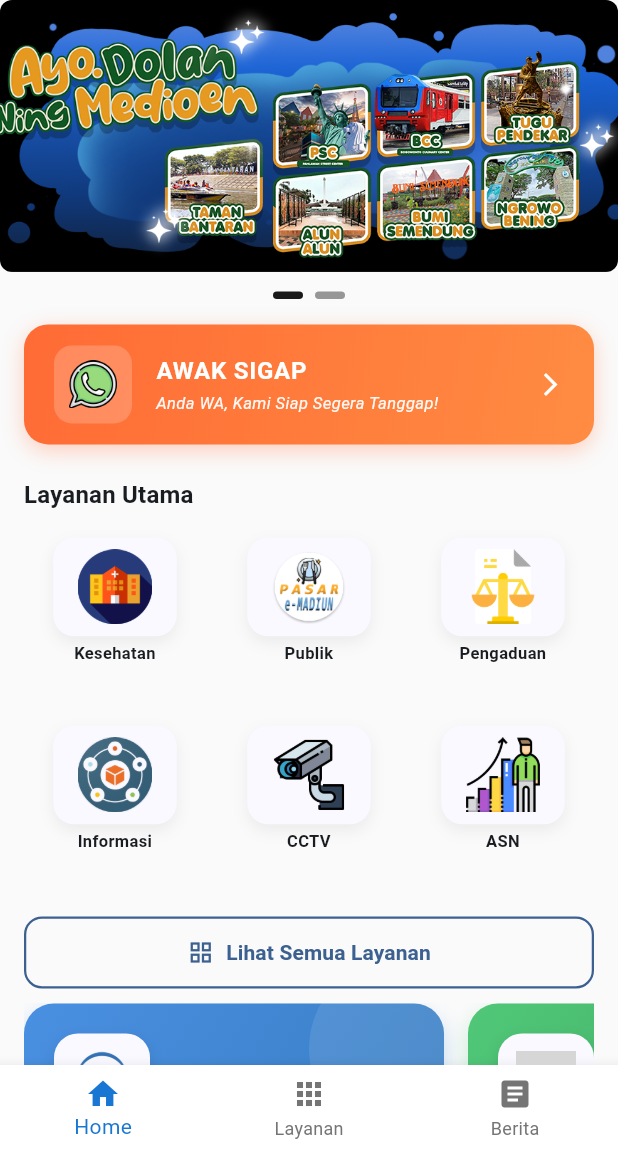
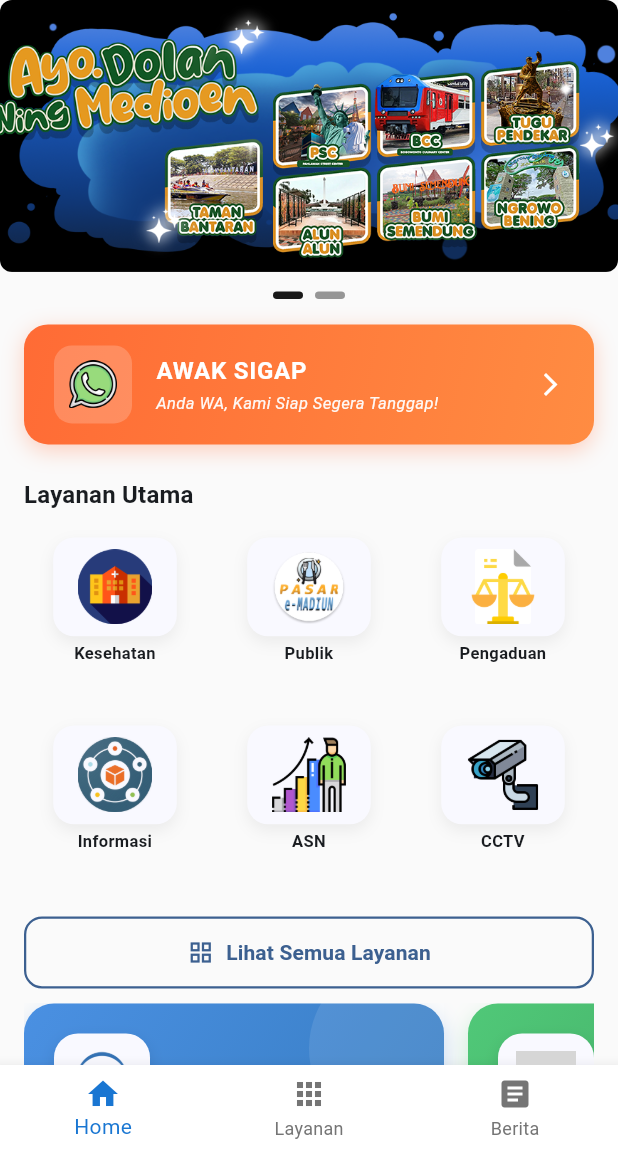
Before and after one commit to arezyhs/Aplikasi-Kota-Pendekar, a Flutter app: the screen it shows after launch, on a phone screen of 412 x 824 dp, the part 84-1236 px from its top. Run offline on Flutter 3.47's test engine with Material 3 defaults, Android fonts, the phone set to English and light mode, and no system bars; drawn by our look-alikes of carousel_slider; our stand-ins replace animated_splash_screen, just_audio, page_transition, permission_handler, shared_preferences, webview_flutter; missing offline and left inert: audio_session, flutter_downloader, flutter_inappwebview; network calls fail; statements that could not run were skipped; grey boxes are pictures that could not be loaded.

Commit message:
fix ui/ux

```diff
--- a/lib/screens/home/home_screen.dart
+++ b/lib/screens/home/home_screen.dart
@@ -562,6 +562,11 @@ class _LayananUtama extends StatelessWidget {
         "text": "Informasi",
         "page": const LayananInformasi()
       },
+            {
+        "icon": "assets/images/imgicon/ekinerja.png",
+        "text": "ASN",
+        "page": const LayananAsn()
+      },
       {
         "icon": "assets/images/imgicon/cctv.png",
         "text": "CCTV",
@@ -569,11 +574,6 @@ class _LayananUtama extends StatelessWidget {
           url: "http://103.149.120.205/cctv/",
           title: "CCTV",
         ),
-      },
-      {
-        "icon": "assets/images/imgicon/ekinerja.png",
-        "text": "ASN",
-        "page": const LayananAsn()
       },
     ];
 
```
